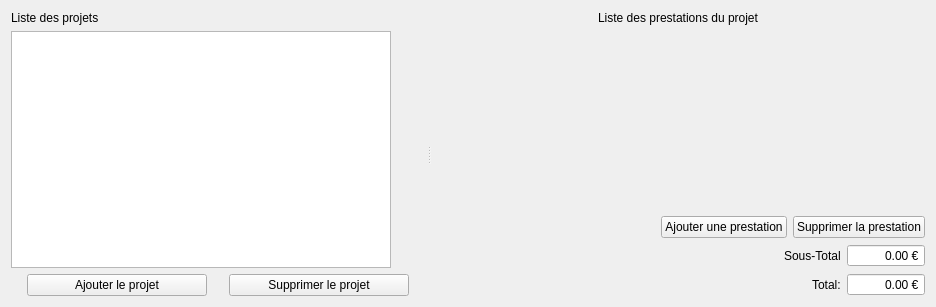
Above: src/gui/widgets/contributorieswidget.ui from FACT-Team/FactDev before the change. Below: the same form after it.
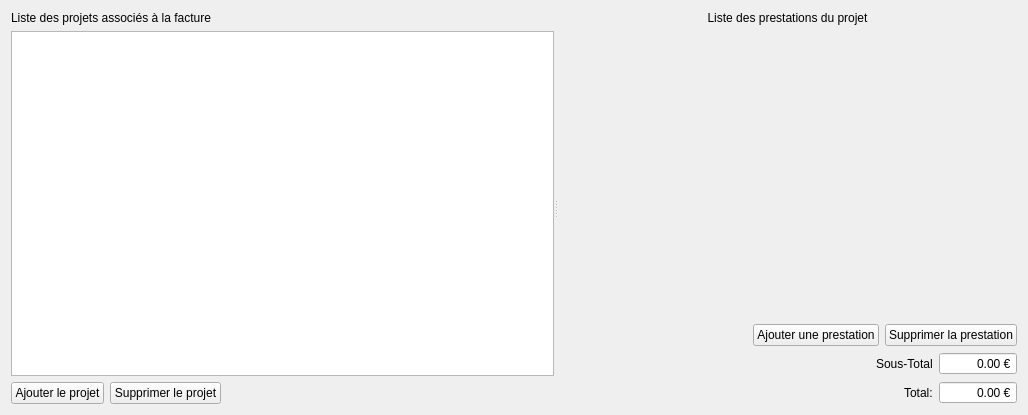
That is the form after the change. Icons and pictures are not drawn.

The edit to the form file:
```diff
--- a/src/gui/widgets/contributorieswidget.ui
+++ b/src/gui/widgets/contributorieswidget.ui
@@ -6,8 +6,8 @@
    <rect>
     <x>0</x>
     <y>0</y>
-    <width>936</width>
-    <height>307</height>
+    <width>1028</width>
+    <height>415</height>
    </rect>
   </property>
   <property name="windowTitle">
@@ -50,9 +50,15 @@
            <verstretch>0</verstretch>
           </sizepolicy>
          </property>
+         <property name="minimumSize">
+          <size>
+           <width>360</width>
+           <height>0</height>
+          </size>
+         </property>
          <property name="maximumSize">
           <size>
-           <width>380</width>
+           <width>16777215</width>
            <height>16777215</height>
           </size>
          </property>
@@ -106,12 +112,25 @@
            </property>
           </widget>
          </item>
+         <item>
+          <spacer name="horizontalSpacer">
+           <property name="orientation">
+            <enum>Qt::Horizontal</enum>
+           </property>
+           <property name="sizeHint" stdset="0">
+            <size>
+             <width>40</width>
+             <height>20</height>
+            </size>
+           </property>
+          </spacer>
+         </item>
         </layout>
        </item>
        <item row="0" column="0" colspan="2">
         <widget class="QLabel" name="lbProjects">
          <property name="text">
-          <string>Liste des projets</string>
+          <string>Liste des projets associés à la facture</string>
          </property>
         </widget>
        </item>
@@ -221,7 +240,11 @@
         </layout>
        </item>
        <item row="1" column="0">
-        <widget class="QStackedWidget" name="stack"/>
+        <widget class="QStackedWidget" name="stack">
+         <property name="enabled">
+          <bool>true</bool>
+         </property>
+        </widget>
        </item>
        <item row="2" column="0">
         <layout class="QHBoxLayout" name="horizontalLayout_2">
```
